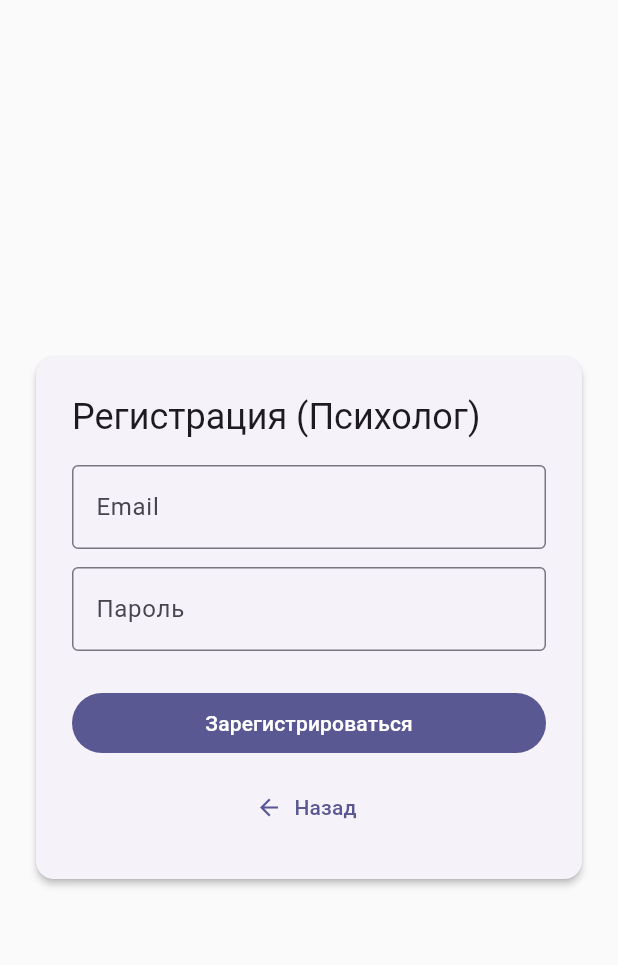
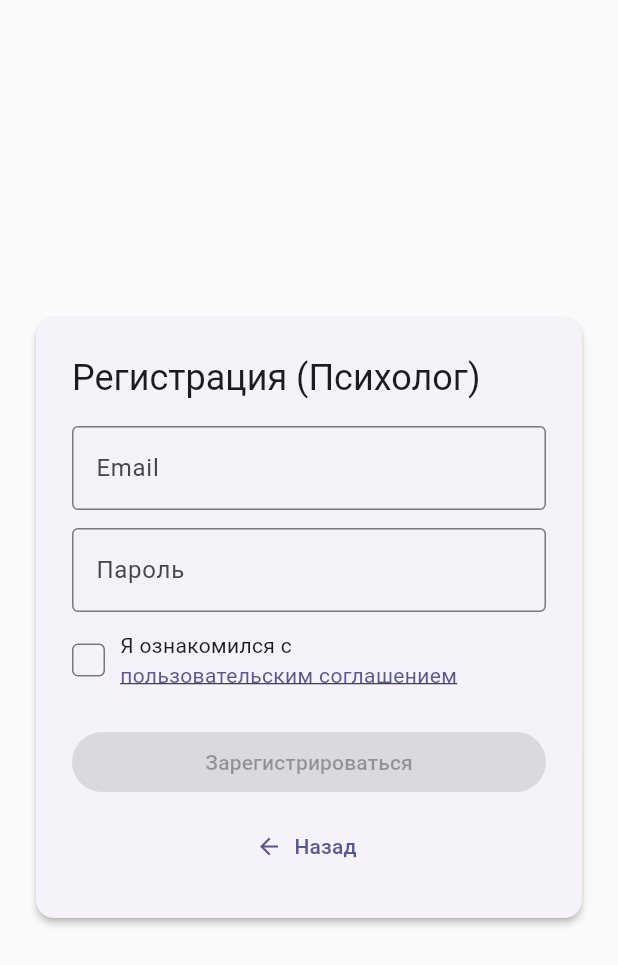
Before and after one commit to ruslanflutterdev/Psychologist, a Flutter app: the RegistrationScreen screen opened by its route, on a phone screen of 412 x 824 dp. Shown: the top 965 px of the screen. Run offline on Flutter 3.47's test engine with Material 3 defaults, Android fonts, the phone set to English and light mode, and no system bars; our stand-ins replace fl_chart, flutter_bloc.

Commit message:
Добавил на экран регистрации onsentquare: маленький квадрат. Теперь кнопка 'Зарегистрироваться' активна только при подтверждении пользовательского соглашения. Ссылка 'Пользовательское соглашение' открывает экран с текстом. Добавил greementervice и ockgreementervice, зарегистрировал в erviceegistry. Добавил новый роут /agreement с greementcreen (мок-текст в коде).

```diff
--- a/lib/core/router/app_router.dart
+++ b/lib/core/router/app_router.dart
@@ -2,6 +2,7 @@ import 'package:flutter/material.dart';
 import 'package:flutter_bloc/flutter_bloc.dart';
 import 'package:heros_journey/core/services/service_registry.dart';
 import 'package:heros_journey/core/session/session_cubit.dart';
+import 'package:heros_journey/features/agreement/view/agreement_screen.dart';
 import 'package:heros_journey/features/auth_forgot/view/forgot_screen.dart';
 import 'package:heros_journey/features/auth_forgot/viewmodel/services/forgot_bloc.dart';
 import 'package:heros_journey/features/auth_login/view/login_screen.dart';
@@ -48,6 +49,11 @@ class AppRouter {
             child: const ForgotScreen(),
           ),
         );
+      case '/agreement':
+        return MaterialPageRoute(
+          settings: settings,
+          builder: (_) => const AgreementScreen(),
+        );
       default:
         return _redirect('/login');
     }
--- /dev/null
+++ b/lib/core/services/agreement_service.dart
@@ -0,0 +1,3 @@
+abstract class AgreementService {
+  Future<String> getUserAgreementText();
+}
--- a/lib/core/services/service_registry.dart
+++ b/lib/core/services/service_registry.dart
@@ -1,3 +1,5 @@
+import 'package:heros_journey/core/services/agreement_service.dart';
+import 'package:heros_journey/core/services/mock_agreement_service.dart';
 import 'package:heros_journey/core/services/mock_quest_service.dart';
 import 'package:heros_journey/core/services/quest_service.dart';
 import 'package:heros_journey/features/auth_registration/viewmodel/services/auth_service.dart';
@@ -15,6 +17,7 @@ class ServiceRegistry {
   static late QuestService quest;
   static late ProgressService progress;
   static late PsychologistService psychologist;
+  static late AgreementService agreement;
 
   static void initMocks() {
     auth = MockAuthService();
@@ -22,5 +25,6 @@ class ServiceRegistry {
     quest = MockQuestService();
     progress = MockProgressService();
     psychologist = MockPsychologistService();
+    agreement = const MockAgreementService();
   }
 }
--- /dev/null
+++ b/lib/features/auth_registration/viewmodel/widgets/consent_checkbox.dart
@@ -0,0 +1,37 @@
+import 'package:flutter/material.dart';
+
+class ConsentCheckbox extends StatelessWidget {
+  final bool value;
+  final ValueChanged<bool> onChanged;
+  final double size;
+
+  const ConsentCheckbox({
+    super.key,
+    required this.value,
+    required this.onChanged,
+    this.size = 22,
+  });
+
+  @override
+  Widget build(BuildContext context) {
+    final theme = Theme.of(context);
+    final cs = theme.colorScheme;
+
+    return GestureDetector(
+      onTap: () => onChanged(!value),
+      child: Container(
+        width: size,
+        height: size,
+        decoration: BoxDecoration(
+          border: Border.all(color: cs.outline),
+          borderRadius: BorderRadius.circular(4),
+          color: value ? cs.primary.withValues(alpha: 0.08) : null,
+        ),
+        alignment: Alignment.center,
+        child: value
+            ? Icon(Icons.check, size: size * .82, color: cs.primary)
+            : null,
+      ),
+    );
+  }
+}
--- /dev/null
+++ b/lib/features/auth_registration/viewmodel/widgets/consent_row.dart
@@ -0,0 +1,41 @@
+import 'package:flutter/material.dart';
+
+class ConsentRow extends StatelessWidget {
+  final Widget checkbox;
+  final VoidCallback onOpenAgreement;
+
+  const ConsentRow({
+    super.key,
+    required this.checkbox,
+    required this.onOpenAgreement,
+  });
+
+  @override
+  Widget build(BuildContext context) {
+    final theme = Theme.of(context);
+    return Row(
+      children: [
+        checkbox,
+        const SizedBox(width: 10),
+        Expanded(
+          child: Wrap(
+            crossAxisAlignment: WrapCrossAlignment.center,
+            children: [
+              Text('Я ознакомился с ', style: theme.textTheme.bodyMedium),
+              InkWell(
+                onTap: onOpenAgreement,
+                child: Text(
+                  'пользовательским соглашением',
+                  style: theme.textTheme.bodyMedium!.copyWith(
+                    color: theme.colorScheme.primary,
+                    decoration: TextDecoration.underline,
+                  ),
+                ),
+              ),
+            ],
+          ),
+        ),
+      ],
+    );
+  }
+}
--- /dev/null
+++ b/lib/features/auth_registration/viewmodel/widgets/registration_back_button.dart
@@ -0,0 +1,18 @@
+import 'package:flutter/material.dart';
+
+class RegistrationBackButton extends StatelessWidget {
+  const RegistrationBackButton({super.key});
+
+  void _goBack(BuildContext context) {
+    Navigator.of(context).pushReplacementNamed('/login');
+  }
+
+  @override
+  Widget build(BuildContext context) {
+    return TextButton.icon(
+      onPressed: () => _goBack(context),
+      icon: const Icon(Icons.arrow_back),
+      label: const Text('Назад'),
+    );
+  }
+}
--- /dev/null
+++ b/lib/features/auth_registration/viewmodel/widgets/registration_email_field.dart
@@ -0,0 +1,21 @@
+import 'package:flutter/material.dart';
+
+class RegistrationEmailField extends StatelessWidget {
+  final TextEditingController controller;
+  const RegistrationEmailField({super.key, required this.controller});
+
+  @override
+  Widget build(BuildContext context) {
+    return TextFormField(
+      controller: controller,
+      keyboardType: TextInputType.emailAddress,
+      decoration: const InputDecoration(labelText: 'Email'),
+      validator: (v) {
+        final val = v?.trim() ?? '';
+        if (val.isEmpty) return 'Введите E-mail';
+        if (!val.contains('@')) return 'Некорректный E-mail';
+        return null;
+      },
+    );
+  }
+}
--- a/lib/features/auth_registration/viewmodel/widgets/registration_form.dart
+++ b/lib/features/auth_registration/viewmodel/widgets/registration_form.dart
@@ -3,6 +3,12 @@ import 'package:flutter_bloc/flutter_bloc.dart';
 import 'package:heros_journey/features/auth_registration/viewmodel/registration/registration_bloc.dart';
 import 'package:heros_journey/features/auth_registration/viewmodel/registration/registration_event.dart';
 import 'package:heros_journey/features/auth_registration/viewmodel/registration/registration_state.dart';
+import 'package:heros_journey/features/auth_registration/viewmodel/widgets/consent_checkbox.dart';
+import 'package:heros_journey/features/auth_registration/viewmodel/widgets/consent_row.dart';
+import 'package:heros_journey/features/auth_registration/viewmodel/widgets/registration_back_button.dart';
+import 'package:heros_journey/features/auth_registration/viewmodel/widgets/registration_email_field.dart';
+import 'package:heros_journey/features/auth_registration/viewmodel/widgets/registration_password_field.dart';
+import 'package:heros_journey/features/auth_registration/viewmodel/widgets/registration_submit_button.dart';
 
 class RegistrationForm extends StatefulWidget {
   final RegistrationState state;
@@ -17,6 +23,7 @@ class _RegistrationFormState extends State<RegistrationForm> {
   final _formKey = GlobalKey<FormState>();
   late final TextEditingController _emailCtrl;
   late final TextEditingController _passCtrl;
+  bool _consentChecked = false;
 
   @override
   void initState() {
@@ -39,8 +46,10 @@ class _RegistrationFormState extends State<RegistrationForm> {
     );
   }
 
-  void _goBack() {
-    Navigator.of(context).pushReplacementNamed('/login');
+  bool get _canSubmit => _consentChecked && !widget.state.isLoading;
+
+  void _openAgreement() {
+    Navigator.of(context).pushNamed('/agreement');
   }
 
   @override
@@ -56,33 +65,18 @@ class _RegistrationFormState extends State<RegistrationForm> {
         children: [
           Text('Регистрация (Психолог)', style: theme.textTheme.headlineSmall),
           const SizedBox(height: 16),
-
-          TextFormField(
-            controller: _emailCtrl,
-            keyboardType: TextInputType.emailAddress,
-            decoration: const InputDecoration(labelText: 'Email'),
-            validator: (v) {
-              final val = v?.trim() ?? '';
-              if (val.isEmpty) return 'Введите E-mail';
-              if (!val.contains('@')) return 'Некорректный E-mail';
-              return null;
-            },
-          ),
+          RegistrationEmailField(controller: _emailCtrl),
           const SizedBox(height: 12),
-
-          TextFormField(
-            controller: _passCtrl,
-            obscureText: true,
-            decoration: const InputDecoration(labelText: 'Пароль'),
-            validator: (v) {
-              final val = v?.trim() ?? '';
-              if (val.isEmpty) return 'Введите пароль';
-              if (val.length < 6) return 'Минимум 6 символов';
-              return null;
-            },
+          RegistrationPasswordField(controller: _passCtrl),
+          const SizedBox(height: 12),
+          ConsentRow(
+            checkbox: ConsentCheckbox(
+              value: _consentChecked,
+              onChanged: (v) => setState(() => _consentChecked = v),
+            ),
+            onOpenAgreement: _openAgreement,
           ),
           const SizedBox(height: 16),
-
           if (state.errorMessage != null)
             Text(
               state.errorMessage!,
@@ -92,23 +86,13 @@ class _RegistrationFormState extends State<RegistrationForm> {
             ),
 
           const SizedBox(height: 8),
-          FilledButton(
-            onPressed: state.isLoading ? null : _submit,
-            child: state.isLoading
-                ? const SizedBox(
-                    height: 20,
-                    width: 20,
-                    child: CircularProgressIndicator(strokeWidth: 2),
-                  )
-                : const Text('Зарегистрироваться'),
+          RegistrationSubmitButton(
+            enabled: _canSubmit,
+            isLoading: state.isLoading,
+            onPressed: _submit,
           ),
           const SizedBox(height: 8),
-
-          TextButton.icon(
-            onPressed: state.isLoading ? null : _goBack,
-            icon: const Icon(Icons.arrow_back),
-            label: const Text('Назад'),
-          ),
+          const RegistrationBackButton(),
         ],
       ),
     );
--- /dev/null
+++ b/lib/features/auth_registration/viewmodel/widgets/registration_password_field.dart
@@ -0,0 +1,21 @@
+import 'package:flutter/material.dart';
+
+class RegistrationPasswordField extends StatelessWidget {
+  final TextEditingController controller;
+  const RegistrationPasswordField({super.key, required this.controller});
+
+  @override
+  Widget build(BuildContext context) {
+    return TextFormField(
+      controller: controller,
+      obscureText: true,
+      decoration: const InputDecoration(labelText: 'Пароль'),
+      validator: (v) {
+        final val = v?.trim() ?? '';
+        if (val.isEmpty) return 'Введите пароль';
+        if (val.length < 6) return 'Минимум 6 символов';
+        return null;
+      },
+    );
+  }
+}
--- /dev/null
+++ b/lib/features/auth_registration/viewmodel/widgets/registration_submit_button.dart
@@ -0,0 +1,28 @@
+import 'package:flutter/material.dart';
+
+class RegistrationSubmitButton extends StatelessWidget {
+  final bool enabled;
+  final bool isLoading;
+  final VoidCallback onPressed;
+
+  const RegistrationSubmitButton({
+    super.key,
+    required this.enabled,
+    required this.isLoading,
+    required this.onPressed,
+  });
+
+  @override
+  Widget build(BuildContext context) {
+    return FilledButton(
+      onPressed: enabled ? onPressed : null,
+      child: isLoading
+          ? const SizedBox(
+        height: 20,
+        width: 20,
+        child: CircularProgressIndicator(strokeWidth: 2),
+      )
+          : const Text('Зарегистрироваться'),
+    );
+  }
+}
```
Also changed, not shown: lib/core/services/mock_agreement_service.dart (added, +34 -0 lines), lib/features/agreement/view/agreement_screen.dart (added, +35 -0 lines), lib/features/auth_registration/viewmodel/registration/consent_square.dart (added, +56 -0 lines).
